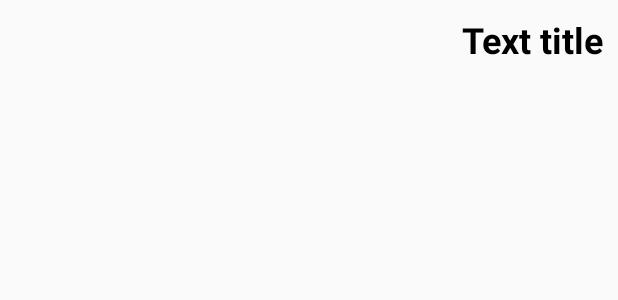
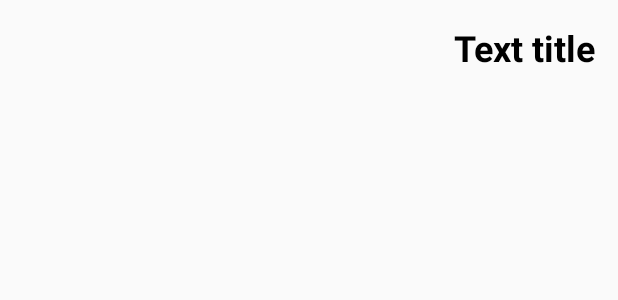
Before and after one commit to germede/DiktaPlus, an Android app: the layout fragment_text_parent.xml on its own in the app's theme, with its tools: preview values and no code run, on a phone screen of 412 x 824 dp. Shown: the top 300 px of the screen. Run offline under Robolectric (Android 15) with nearby library versions, the phone set to English and light mode, and no system bars; network calls fail.

Commit message:
Bug 2 dialogs

```diff
--- a/app/src/main/java/singularfactory/app/views/fragments/GameFragment.java
+++ b/app/src/main/java/singularfactory/app/views/fragments/GameFragment.java
@@ -190,8 +190,7 @@ public class GameFragment extends BaseFragment implements TextToSpeech.OnInitLis
                 String t = s.toString();
                 if (t.length() > 1 && t.charAt(t.length()-1) == ' ') {
                     t = t.trim();
-                    Log.e(TAG,wordIndex+""+words.length);
-                    if (wordIndex >= words.length) gameOver();
+                    if (wordIndex >= words.length) return;
                     else if (t.equals(words[wordIndex])) {
                         wordIndex++;
                         dictateNextWord();
@@ -305,6 +304,7 @@ public class GameFragment extends BaseFragment implements TextToSpeech.OnInitLis
             repeat.setOnClickListener(new View.OnClickListener() {
                 @Override
                 public void onClick(View view) {
+                    cancel();
                     dismiss();
                     play();
                 }
--- a/app/src/main/res/layout/fragment_game_over.xml
+++ b/app/src/main/res/layout/fragment_game_over.xml
@@ -29,7 +29,8 @@ xmlns:android="http://schemas.android.com/apk/res/android"
         android:textAlignment="center"
         android:layout_marginBottom="@dimen/activity_horizontal_margin"
         android:textSize="24sp"
-        android:textColor="@color/primary_text_color" />
+        android:textColor="@color/primary_text_color"
+        android:gravity="center_vertical|center_horizontal" />
 
     <TextView
         android:text="@string/best_score"
--- a/app/src/main/res/layout/fragment_text_parent.xml
+++ b/app/src/main/res/layout/fragment_text_parent.xml
@@ -5,15 +5,18 @@
     android:layout_height="wrap_content">
 
     <TextView
-        android:layout_width="wrap_content"
+        android:layout_width="match_parent"
         android:layout_height="wrap_content"
         android:text="Text title"
         android:id="@+id/text_title_label"
         android:layout_gravity="right|center"
         android:textSize="24sp"
         android:textStyle="normal|bold"
-        android:layout_margin="10dp"
         android:textColor="@color/primary_text_color"
-        android:textAlignment="textEnd" />
+        android:textAlignment="textEnd"
+        android:layout_marginLeft="50dp"
+        android:layout_marginBottom="15dp"
+        android:layout_marginRight="15dp"
+        android:layout_marginTop="15dp" />
 
 </FrameLayout>
--- a/app/src/main/res/values/strings.xml
+++ b/app/src/main/res/values/strings.xml
@@ -41,7 +41,7 @@
     <string name="typing_error">Typing error</string>
     <string name="repeat">Repeat</string>
     <string name="game_over">Game Over</string>
-    <string name="level_up">¡LEVEL UP! %1$d</string>
+    <string name="level_up">¡LEVEL UP: %1$d!</string>
     <string name="score">Score: %1$d</string>
 
     <!-- Ranking -->
```
Also changed, not shown: 1 other file.
